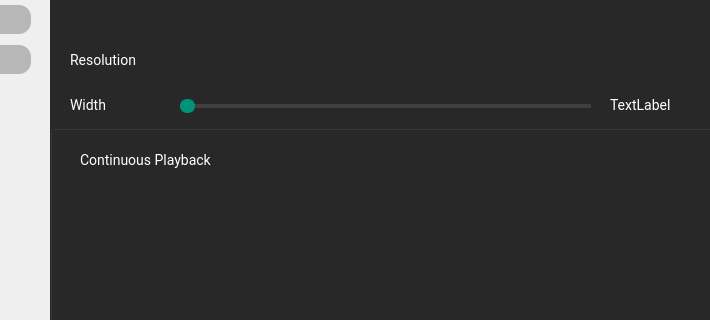
Above: src/app/settingswindow.ui from aargirakis/BZRPlayer before the change; both pictures show x 120 to 830 and y 95 to 415 of the 920 by 638 pixel window. Below: the same form after it.
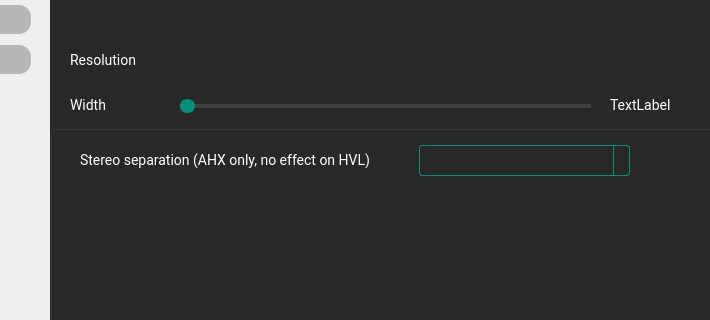
That is the form after the change. Icons and pictures are not drawn. Custom widgets are drawn as their Qt base class.

Commit message: feat(hivelytracker): add stereo separation preference (100% default) (#578)

Patch:
```diff
--- a/src/app/settingswindow.ui
+++ b/src/app/settingswindow.ui
@@ -5288,6 +5288,206 @@
     </property>
    </widget>
   </widget>
+  <widget class="QGroupBox" name="groupBoxHivelytracker">
+   <property name="geometry">
+    <rect>
+     <x>170</x>
+     <y>220</y>
+     <width>701</width>
+     <height>361</height>
+    </rect>
+   </property>
+   <property name="styleSheet">
+    <string notr="true">QWidget
+                  {
+                  border-color:#ff2828;
+                  selection-background-color: #333333/*selection*/;
+                  selection-color: #ffffff/*main text*/;
+                  font-family:Roboto;
+                  font-size:14px;
+                  background-color:#282828/*background*/;
+                  color:#ffffff/*main text*/;
+                  }
+                  QTextEdit {
+                  border: 8px solid;
+                  border-color:#009379/*main*/;
+                  border-radius: 3px;
+                  padding: 1px 18px 1px 3px;
+                  min-width: 6em;
+                  }
+
+                  QSlider::groove:horizontal {
+                  background-color: #404040/*medium*/;
+                  height: 4px;
+                  border-radius: 4px;
+                  }
+                  QSlider::handle:horizontal {
+                  background-color: #009379/*main*/;
+                  border: 2px solid #009379/*main*/;
+                  width: 11px;
+                  height: 20px;
+                  line-height: 20px;
+                  margin-top: -5px;
+                  margin-bottom: -5px;
+                  border-radius: 7px;
+                  }
+                  QSlider::handle:horizontal:hover {
+                  background-color: #00c09e/*main hover*/;
+                  border: 2px solid #00c09e/*main hover*/;
+                  }
+
+
+                  QSlider::sub-page:horizontal {
+                  background-color:#009379/*main*/;
+                  }
+                  QComboBox {
+                  border: 1px solid;
+                  border-color: #009379/*main*/;
+                  border-radius: 3px;
+                  padding: 1px 18px 1px 3px;
+                  min-width: 6em;
+                  }
+
+
+
+                  QComboBox:!editable, QComboBox::drop-down:editable {
+                  background: ;
+                  }
+
+                  /* QComboBox gets the &quot;on&quot; state when the popup is open */
+                  QComboBox:!editable:on, QComboBox::drop-down:editable:on {
+                  background: #333333/*selection*/
+                  }
+
+                  QComboBox:on { /* shift the text when the popup opens */
+                  padding-top: 3px;
+                  padding-left: 4px;
+                  }
+
+                  QComboBox::drop-down {
+                  subcontrol-origin: padding;
+                  subcontrol-position: top right;
+                  width: 15px;
+
+                  border-left-width: 1px;
+                  border-left-color: #009379/*main*/;
+                  border-left-style: solid; /* just a single line */
+                  border-top-right-radius: 3px; /* same radius as the QComboBox */
+                  border-bottom-right-radius: 3px;
+                  }
+                  QComboBox QAbstractItemView {
+                  border: 1px solid;
+                  border-color: #009379/*main*/;
+                  background-color:#282828/*background*/;
+                  outline:none;
+                  }
+                  QComboBox::down-arrow {
+                  image: url(/usr/share/icons/crystalsvg/16x16/actions/1downarrow.png);
+                  }
+
+                  QComboBox::down-arrow:on { /* shift the arrow when popup is open */
+                  top: 1px;
+                  left: 1px;
+                  }
+
+                  QLineEdit {
+                  border: 1px solid;
+                  border-color:#009379/*main*/;
+                  border-radius: 3px;
+                  padding: 1px 18px 1px 3px;
+                  min-width: 6em;
+                  }
+                  QLineEdit:disabled{
+                  border-color:#404040/*medium*/;
+                  }
+                  QWidget:disabled
+                  {
+                  color:#404040/*medium*/;
+
+                  }
+
+                  QSlider::handle:disabled {
+                  background-color: #404040/*medium*/;
+                  border: 2px solid #404040/*medium*/;
+                  }
+                  QSlider::sub-page:horizontal:disabled {
+                  background-color:#404040/*medium*/;
+                  }
+                  QComboBox:disabled {
+                  border: 1px solid #404040/*medium*/;
+
+                  }
+                  QComboBox::drop-down:disabled {
+
+                  border-left-color: #404040/*medium*/;
+
+                  }
+                  QPushButton
+                  {
+                  font-family:roboto;
+                  background-color: #b7b7b7/*button*/;
+                  border-radius: 12px;
+                  padding:6px;
+                  font-size:14px;
+                  color:#282828/*background*/;
+                  }
+                  QPushButton:hover
+                  {
+                  background-color: #ffffff/*button hover*/;
+                  }
+              </string>
+   </property>
+   <property name="title">
+    <string/>
+   </property>
+   <property name="flat">
+    <bool>true</bool>
+   </property>
+   <widget class="QLabel" name="labelStereoSeparationHivelytracker">
+    <property name="geometry">
+     <rect>
+      <x>30</x>
+      <y>20</y>
+      <width>300</width>
+      <height>31</height>
+     </rect>
+    </property>
+    <property name="text">
+     <string>Stereo separation (AHX only, no effect on HVL)</string>
+    </property>
+   </widget>
+   <widget class="QComboBox" name="comboBoxStereoSeparationHivelytracker">
+    <property name="enabled">
+     <bool>true</bool>
+    </property>
+    <property name="geometry">
+     <rect>
+      <x>369</x>
+      <y>20</y>
+      <width>211</width>
+      <height>31</height>
+     </rect>
+    </property>
+    <property name="autoFillBackground">
+     <bool>false</bool>
+    </property>
+    <property name="styleSheet">
+     <string notr="true"/>
+    </property>
+    <property name="editable">
+     <bool>false</bool>
+    </property>
+    <property name="currentText">
+     <string/>
+    </property>
+    <property name="placeholderText">
+     <string/>
+    </property>
+    <property name="frame">
+     <bool>false</bool>
+    </property>
+   </widget>
+  </widget>
  </widget>
  <customwidgets>
   <customwidget>
```
The commit also changes 4 other files.
